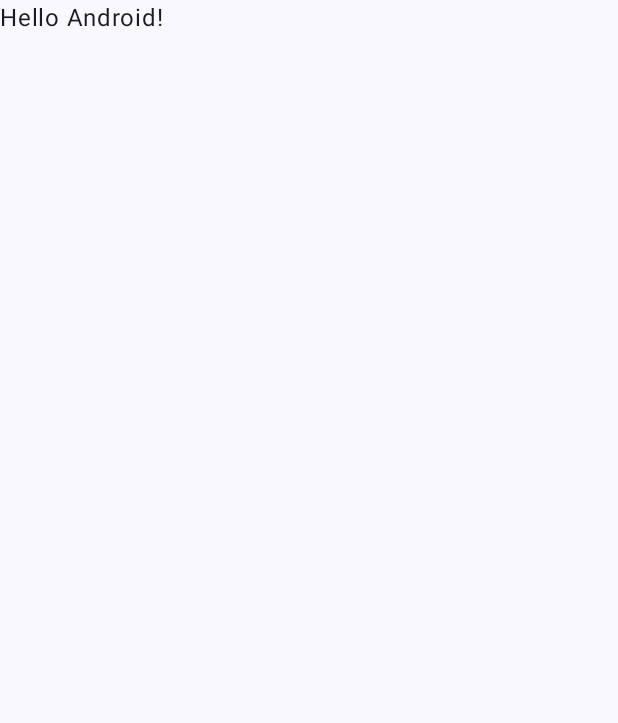
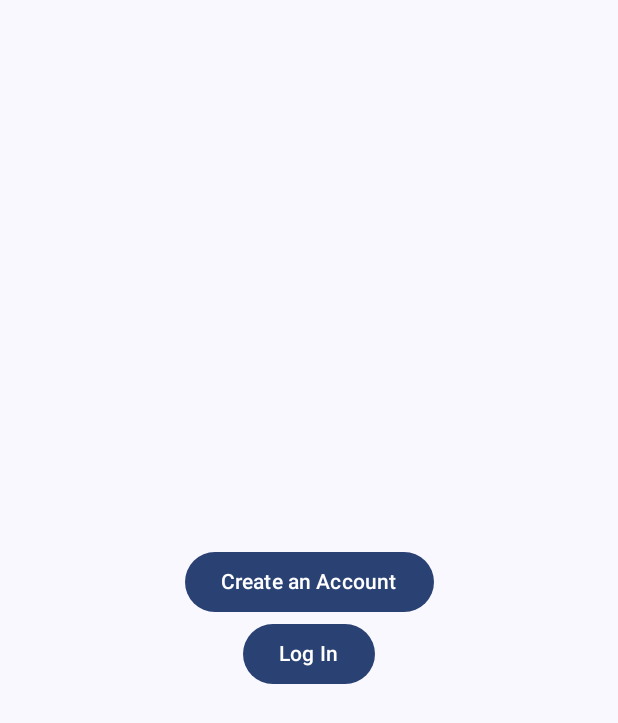
Before and after one commit to tun38646/assignment-1-mirror, an Android app built with Jetpack Compose: the screen it shows after launch (MainActivity), on a phone screen of 412 x 824 dp. Before the commit the part shown is almost empty. Shown: the top 723 px of the screen. Run offline under Robolectric (Android 15) with nearby library versions, the phone set to English and light mode, and no system bars.

Commit message:
Created composable functions for the screen users will see first after installation, the "Create an Account" screen, and the "Log In" screen

```diff
--- a/app/src/main/AndroidManifest.xml
+++ b/app/src/main/AndroidManifest.xml
@@ -1,6 +1,6 @@
 <?xml version="1.0" encoding="utf-8"?>
 <manifest xmlns:android="http://schemas.android.com/apk/res/android"
-    xmlns:tools="http://schemas.android.com/tools">
+    xmlns:tools="http://schemas.android.com/tools" >
 
     <application
         android:allowBackup="true"
@@ -11,12 +11,12 @@
         android:roundIcon="@mipmap/ic_launcher_round"
         android:supportsRtl="true"
         android:theme="@style/Theme.Convoy"
-        tools:targetApi="31">
+        tools:targetApi="31" >
         <activity
             android:name=".MainActivity"
             android:exported="true"
             android:label="@string/app_name"
-            android:theme="@style/Theme.Convoy">
+            android:theme="@style/Theme.Convoy" >
             <intent-filter>
                 <action android:name="android.intent.action.MAIN" />
 
--- a/app/src/main/java/edu/temple/convoy/MainActivity.kt
+++ b/app/src/main/java/edu/temple/convoy/MainActivity.kt
@@ -3,14 +3,24 @@ package edu.temple.convoy
 import android.os.Bundle
 import androidx.activity.ComponentActivity
 import androidx.activity.compose.setContent
+import androidx.compose.foundation.layout.Arrangement
+import androidx.compose.foundation.layout.Column
 import androidx.compose.foundation.layout.fillMaxSize
+import androidx.compose.material3.Button
 import androidx.compose.material3.MaterialTheme
+import androidx.compose.material3.OutlinedTextField
 import androidx.compose.material3.Surface
 import androidx.compose.material3.Text
 import androidx.compose.runtime.Composable
+import androidx.compose.runtime.getValue
+import androidx.compose.runtime.mutableStateOf
+import androidx.compose.runtime.remember
+import androidx.compose.runtime.setValue
+import androidx.compose.ui.Alignment
 import androidx.compose.ui.Modifier
 import androidx.compose.ui.tooling.preview.Preview
 import edu.temple.convoy.ui.theme.ConvoyTheme
+import kotlin.math.log
 
 class MainActivity : ComponentActivity() {
     override fun onCreate(savedInstanceState: Bundle?) {
@@ -18,11 +28,8 @@ class MainActivity : ComponentActivity() {
         setContent {
             ConvoyTheme {
                 // A surface container using the 'background' color from the theme
-                Surface(
-                    modifier = Modifier.fillMaxSize(),
-                    color = MaterialTheme.colorScheme.background
-                ) {
-                    Greeting("Android")
+                Surface(modifier = Modifier.fillMaxSize(), color = MaterialTheme.colorScheme.background) {
+                    ConvoyApp()
                 }
             }
         }
@@ -30,17 +37,97 @@ class MainActivity : ComponentActivity() {
 }
 
 @Composable
-fun Greeting(name: String, modifier: Modifier = Modifier) {
-    Text(
-        text = "Hello $name!",
-        modifier = modifier
-    )
+fun ConvoyApp() {
+    var loggedIn by remember {
+        mutableStateOf(false)
+    }
+
+    if (!loggedIn) {
+        FirstTimeScreen()
+    }
 }
 
-@Preview(showBackground = true)
+@Preview
 @Composable
-fun GreetingPreview() {
-    ConvoyTheme {
-        Greeting("Android")
+fun FirstTimeScreen() {
+    Column(
+        horizontalAlignment = Alignment.CenterHorizontally,
+        verticalArrangement = Arrangement.Center
+    ) {
+        Button(onClick = { /*TODO*/ }) {
+            Text(text = "Create an Account")
+        }
+        Button(onClick = { /*TODO*/ }) {
+            Text(text = "Log In")
+        }
     }
 }
+
+@Preview
+@Composable
+fun CreateAccountScreen() {
+    var fullName by remember { mutableStateOf("") }
+    var username by remember { mutableStateOf("") }
+    var password by remember { mutableStateOf("") }
+    var confirmPassword by remember { mutableStateOf("") }
+
+    Column(
+        horizontalAlignment = Alignment.CenterHorizontally,
+        verticalArrangement = Arrangement.Center
+    ) {
+        OutlinedTextField(
+            value = fullName,
+            onValueChange = { fullName = it },
+            label = { Text(text = "Full Name") }
+        )
+        OutlinedTextField(
+            value = username,
+            onValueChange = { username = it },
+            label = { Text(text = "Username") }
+        )
+        OutlinedTextField(
+            value = password,
+            onValueChange = { password = it },
+            label = { Text(text = "Password") }
+        )
+        OutlinedTextField(
+            value = confirmPassword,
+            onValueChange = { confirmPassword = it },
+            label = { Text(text = "Confirm Password") }
+        )
+        Button(onClick = { /*TODO*/ }) {
+            Text(text = "Create Account")
+        }
+    }
+
+}
+
+@Preview
+@Composable
+fun LogInScreen() {
+    var username by remember {
+        mutableStateOf("")
+    }
+    var password by remember {
+        mutableStateOf("")
+    }
+
+    Column(
+        horizontalAlignment = Alignment.CenterHorizontally,
+        verticalArrangement = Arrangement.Center
+    ) {
+        OutlinedTextField(
+            value = username,
+            onValueChange = { username = it },
+            label = { Text(text = "Username") }
+        )
+        OutlinedTextField(
+            value = password,
+            onValueChange = { password = it },
+            label = { Text(text = "Password") }
+        )
+        Button(onClick = { /*TODO*/ }) {
+            Text(text = "Log In")
+        }
+    }
+}
--- a/app/src/main/java/edu/temple/convoy/ui/theme/Theme.kt
+++ b/app/src/main/java/edu/temple/convoy/ui/theme/Theme.kt
@@ -49,7 +49,6 @@ fun ConvoyTheme(
         val context = LocalContext.current
         if (darkTheme) dynamicDarkColorScheme(context) else dynamicLightColorScheme(context)
       }
-
       darkTheme -> DarkColorScheme
       else -> LightColorScheme
     }
--- a/app/src/main/res/values/strings.xml
+++ b/app/src/main/res/values/strings.xml
@@ -1,3 +1,5 @@
 <resources>
     <string name="app_name">Convoy</string>
+<!-- TODO: Remove or change this placeholder text -->
+    <string name="hello_blank_fragment">Hello blank fragment</string>
 </resources>
--- a/app/src/main/res/values/themes.xml
+++ b/app/src/main/res/values/themes.xml
@@ -1,5 +1,4 @@
 <?xml version="1.0" encoding="utf-8"?>
 <resources>
-
     <style name="Theme.Convoy" parent="android:Theme.Material.Light.NoActionBar" />
 </resources>
```
Lines whose indentation alone changed are shown as unchanged.
